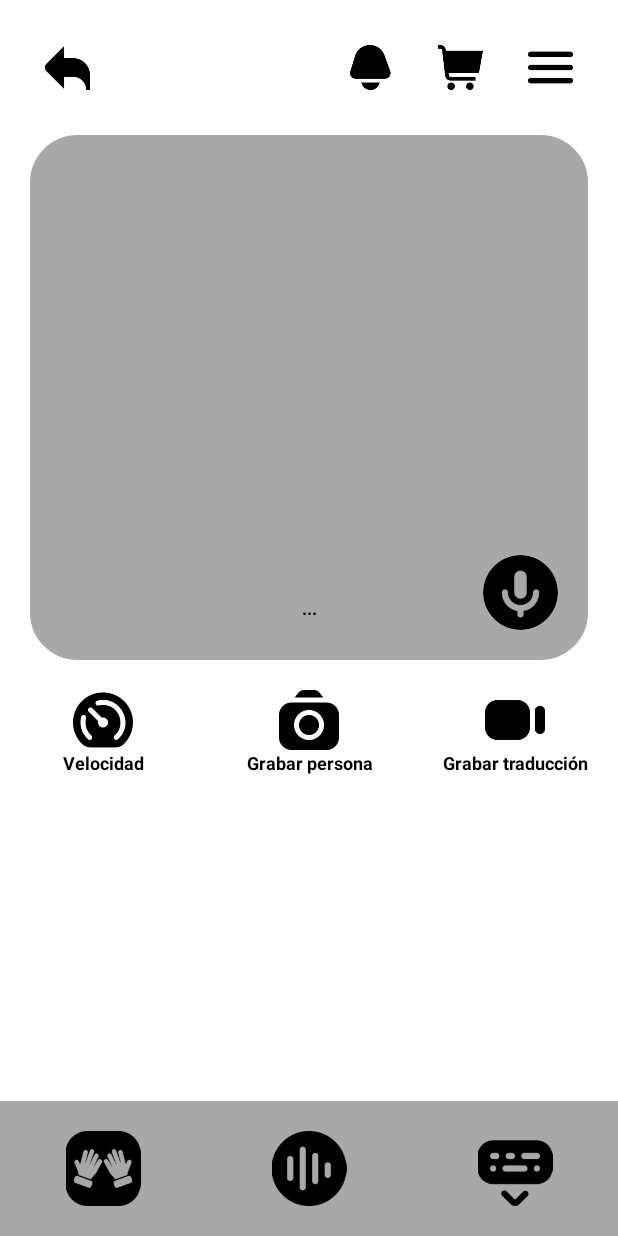
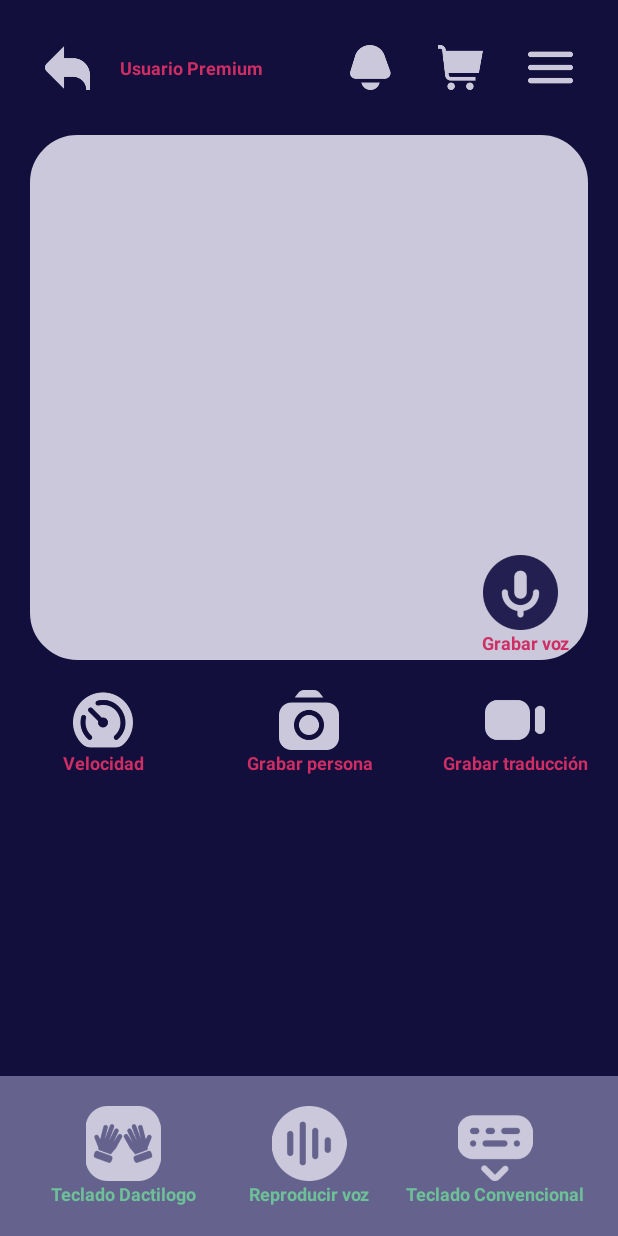
Before and after one commit to EquipoSynapse/Mi-se-a, an Android app: the P4 screen opened directly, with no data from a screen before it, on a phone screen of 412 x 824 dp. Run offline under Robolectric (Android 15) with nearby library versions, the phone set to English and light mode, and no system bars.

Commit message:
Integración del primer tema de color

```diff
--- a/app/src/main/res/layout/p3.xml
+++ b/app/src/main/res/layout/p3.xml
@@ -145,7 +145,7 @@
                     android:layout_height="wrap_content"
                     android:gravity="center"
                     android:layout_weight="1"
-                    android:textColor="@color/Color1"
+                    android:textColor="@color/Color0"
                     android:textStyle="bold"
                     android:textSize="12dp"
                     android:text="Velocidad"/>
--- a/app/src/main/res/layout/p4.xml
+++ b/app/src/main/res/layout/p4.xml
@@ -6,6 +6,7 @@
     android:layout_width="match_parent"
     android:layout_height="match_parent"
     android:orientation="vertical"
+    android:background="@color/Fondo0"
     tools:context=".M.P3">
 
     <LinearLayout
@@ -18,29 +19,38 @@
         <ImageView
             android:layout_width="30dp"
             android:layout_height="30dp"
-            android:src="@drawable/r5"/>
+            android:src="@drawable/r5"
+            app:tint="@color/Fondo3"/>
+
+        <TextView
+            android:layout_width="wrap_content"
+            android:layout_height="wrap_content"
+            android:layout_weight="1"
+            android:layout_gravity="center"
+            android:layout_marginLeft="20dp"
+            android:textColor="@color/Color0"
+            android:textStyle="bold"
+            android:textSize="12dp"
+            android:text="Usuario Premium"/>
 
         <ImageView
             android:layout_width="30dp"
             android:layout_height="30dp"
-            android:layout_weight="1"
-            android:src="@drawable/vacio"/>
-
-        <ImageView
-            android:layout_width="30dp"
-            android:layout_height="30dp"
-            android:src="@drawable/r12"/>
+            android:src="@drawable/r12"
+            app:tint="@color/Fondo3" />
 
         <ImageView
             android:layout_width="30dp"
             android:layout_height="30dp"
             android:layout_marginHorizontal="30dp"
-            android:src="@drawable/r11"/>
+            android:src="@drawable/r11"
+            app:tint="@color/Fondo3"/>
 
         <ImageView
             android:layout_width="30dp"
             android:layout_height="30dp"
-            android:src="@drawable/r13"/>
+            android:src="@drawable/r13"
+            app:tint="@color/Fondo3"/>
 
 
     </LinearLayout>
@@ -56,7 +66,7 @@
             android:layout_height="350dp"
             android:layout_marginHorizontal="20dp"
             android:background="@drawable/fondo2"
-            android:backgroundTint="@color/Fondo2"
+            android:backgroundTint="@color/Fondo3"
             android:orientation="vertical">
 
             <ImageView
@@ -72,14 +82,28 @@
 
 
 
-            <de.hdodenhof.circleimageview.CircleImageView
+            <ImageView
                 android:id="@+id/circleImageView"
                 android:layout_width="50dp"
                 android:layout_height="50dp"
                 android:layout_margin="20dp"
                 android:src="@drawable/r10"
+                app:tint="@color/Fondo1"
                 app:layout_constraintBottom_toBottomOf="parent"
                 app:layout_constraintEnd_toEndOf="parent" />
+
+            <TextView
+                android:layout_width="60dp"
+                android:layout_height="wrap_content"
+                android:layout_weight="1"
+                android:gravity="center"
+                android:text="Grabar voz"
+                android:layout_marginRight="12dp"
+                android:textColor="@color/Color0"
+                android:textSize="12dp"
+                android:textStyle="bold"
+                app:layout_constraintEnd_toEndOf="parent"
+                app:layout_constraintTop_toBottomOf="@+id/circleImageView" />
 
             <TextView
                 android:id="@+id/ID4"
@@ -90,7 +114,7 @@
                 android:layout_weight="1"
                 android:gravity="center"
                 android:text="..."
-                android:textColor="@color/Color1"
+                android:textColor="@color/Fondo3"
                 android:textSize="12dp"
                 android:textStyle="bold"
                 app:layout_constraintBottom_toBottomOf="parent"
@@ -118,6 +142,7 @@
                     android:layout_marginHorizontal="20dp"
                     android:layout_weight="1"
                     android:src="@drawable/r14"
+                    app:tint="@color/Fondo3"
                     app:layout_constraintBottom_toBottomOf="parent"
                     app:layout_constraintEnd_toEndOf="parent" />
 
@@ -128,6 +153,7 @@
                     android:src="@drawable/r18"
                     android:layout_weight="1"
                     android:layout_marginHorizontal="20dp"
+                    app:tint="@color/Fondo3"
                     app:layout_constraintBottom_toBottomOf="parent"
                     app:layout_constraintEnd_toEndOf="parent"/>
 
@@ -138,6 +164,7 @@
                     android:src="@drawable/r16"
                     android:layout_weight="1"
                     android:layout_marginHorizontal="20dp"
+                    app:tint="@color/Fondo3"
                     app:layout_constraintBottom_toBottomOf="parent"
                     app:layout_constraintEnd_toEndOf="parent"/>
 
@@ -153,7 +180,7 @@
                     android:layout_height="wrap_content"
                     android:gravity="center"
                     android:layout_weight="1"
-                    android:textColor="@color/Color1"
+                    android:textColor="@color/Color0"
                     android:textStyle="bold"
                     android:textSize="12dp"
                     android:text="Velocidad"/>
@@ -163,7 +190,7 @@
                     android:layout_height="wrap_content"
                     android:gravity="center"
                     android:layout_weight="1"
-                    android:textColor="@color/Color1"
+                    android:textColor="@color/Color0"
                     android:textStyle="bold"
                     android:textSize="12dp"
                     android:text="Grabar persona"/>
@@ -173,7 +200,7 @@
                     android:layout_height="wrap_content"
                     android:gravity="center"
                     android:layout_weight="1"
-                    android:textColor="@color/Color1"
+                    android:textColor="@color/Color0"
                     android:textStyle="bold"
                     android:textSize="12dp"
                     android:text="Grabar traducción"/>
@@ -193,6 +220,12 @@
                 android:layout_width="match_parent"
                 android:layout_height="wrap_content"
                 android:background="@color/Fondo2"
+                android:padding="20dp"
+                android:orientation="vertical">
+
+                <LinearLayout
+                    android:layout_width="match_parent"
+                    android:layout_height="wrap_content"
                     android:orientation="horizontal">
 
                     <ImageView
@@ -200,7 +233,7 @@
                         android:layout_height="50dp"
                         android:src="@drawable/r8"
                         android:layout_weight="1"
-                    android:layout_margin="20dp"
+                        app:tint="@color/Fondo3"
                         app:layout_constraintBottom_toBottomOf="parent"
                         app:layout_constraintEnd_toEndOf="parent"/>
 
@@ -209,7 +242,7 @@
                         android:layout_height="50dp"
                         android:src="@drawable/r17"
                         android:layout_weight="1"
-                    android:layout_margin="20dp"
+                        app:tint="@color/Fondo3"
                         app:layout_constraintBottom_toBottomOf="parent"
                         app:layout_constraintEnd_toEndOf="parent"/>
 
@@ -218,10 +251,48 @@
                         android:layout_height="50dp"
                         android:src="@drawable/r9"
                         android:layout_weight="1"
-                    android:layout_margin="20dp"
+                        app:tint="@color/Fondo3"
                         app:layout_constraintBottom_toBottomOf="parent"
                         app:layout_constraintEnd_toEndOf="parent"/>
 
+                </LinearLayout>
+                <LinearLayout
+                    android:layout_width="match_parent"
+                    android:layout_height="wrap_content"
+                    android:orientation="horizontal">
+
+
+                    <TextView
+                        android:layout_width="60dp"
+                        android:layout_height="wrap_content"
+                        android:gravity="center"
+                        android:layout_weight="1"
+                        android:textColor="@color/Color1"
+                        android:textStyle="bold"
+                        android:textSize="12dp"
+                        android:text="Teclado Dactilogo"/>
+
+                    <TextView
+                        android:layout_width="60dp"
+                        android:layout_height="wrap_content"
+                        android:gravity="center"
+                        android:layout_weight="1"
+                        android:textColor="@color/Color1"
+                        android:textStyle="bold"
+                        android:textSize="12dp"
+                        android:text="Reproducir voz"/>
+
+                    <TextView
+                        android:layout_width="60dp"
+                        android:layout_height="wrap_content"
+                        android:gravity="center"
+                        android:layout_weight="1"
+                        android:textColor="@color/Color1"
+                        android:textStyle="bold"
+                        android:textSize="12dp"
+                        android:text="Teclado Convencional"/>
+
+                </LinearLayout>
             </LinearLayout>
 
         </LinearLayout>
--- a/app/src/main/res/values/colors.xml
+++ b/app/src/main/res/values/colors.xml
@@ -12,15 +12,15 @@
     <color name="fondo_base">#120F3C</color>
     <color name="button_color">#CF2E64</color>
 
-    <color name="Color0">#605959</color>
-    <color name="Color1">#000000</color>
-    <color name="Color2">#144278</color>
-    <color name="Color3">#718DAE</color>
+    <color name="Color0">#CF2E64</color>
+    <color name="Color1">#6EC099</color>
+    <color name="Color2">#FFFFFF</color>
+    <color name="Color3">#DFE4E4</color>
 
-    <color name="Fondo0">#474747</color>
-    <color name="Fondo1">#707070</color>
-    <color name="Fondo2">#A8A8A8</color>
-    <color name="Fondo3">#E1E1E1</color>
+    <color name="Fondo0">#120F3C</color>
+    <color name="Fondo1">#231F50</color>
+    <color name="Fondo2">#65628E</color>
+    <color name="Fondo3">#CAC8DA</color>
 
 
 
```
Lines whose indentation alone changed are shown as unchanged.
